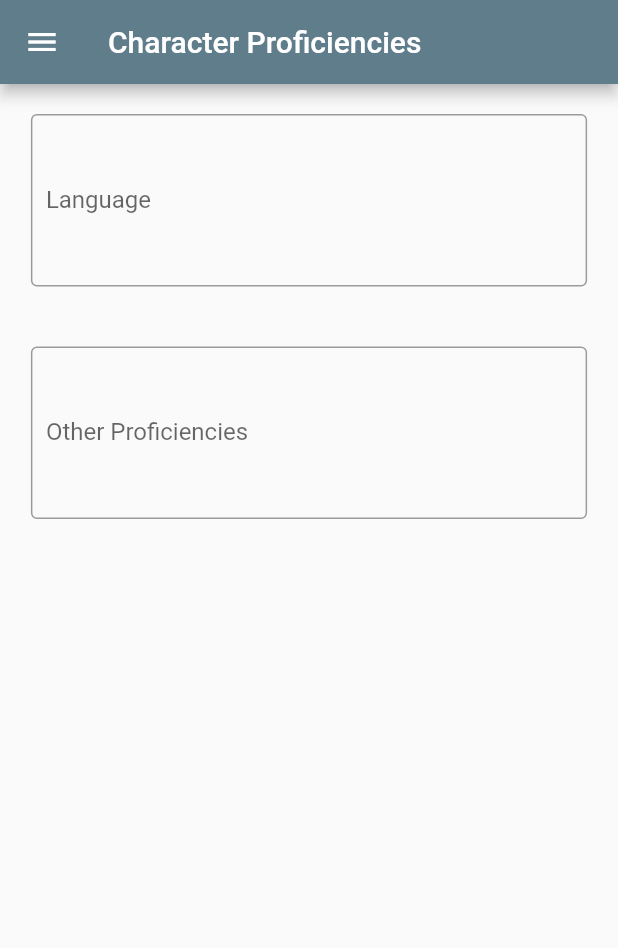
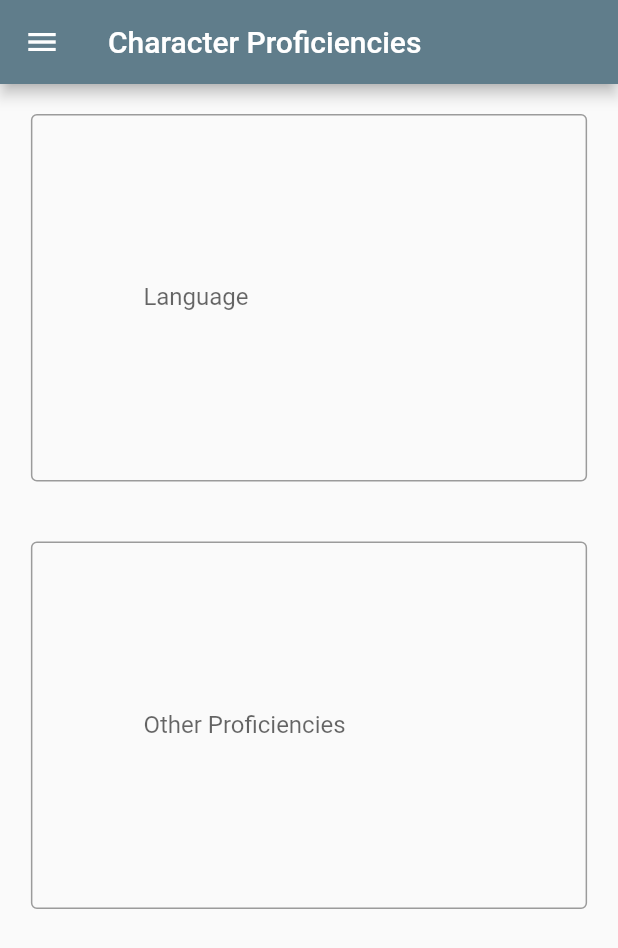
Before and after one commit to raymosaid/UASPromvis, a Flutter app: the ProficiencyPage screen opened directly, on a phone screen of 412 x 824 dp. Shown: the top 948 px of the screen. Run offline on Flutter 3.47's test engine with Material 2 defaults, Android fonts, the phone set to English and light mode, and no system bars.

Commit message:
update attack, feature, proficiency
adjustment

```diff
--- a/lib/attack.dart
+++ b/lib/attack.dart
@@ -40,7 +40,7 @@ class AttackPage extends StatelessWidget {
             maxLines: 5,
             decoration: InputDecoration(
               border: OutlineInputBorder(),
-              contentPadding: EdgeInsets.all(10),
+              contentPadding: EdgeInsets.all(100),
               labelText: "Attacks"
             ),
             textAlign: TextAlign.left,
--- a/lib/proficiency.dart
+++ b/lib/proficiency.dart
@@ -44,7 +44,7 @@ class ProficiencyPage extends StatelessWidget {
                     maxLines: 5,
                     decoration: InputDecoration(
                       border: OutlineInputBorder(),
-                      contentPadding: EdgeInsets.all(10),
+                      contentPadding: EdgeInsets.all(75),
                       labelText: 'Language',
                     ),
                     textAlign: TextAlign.left,
@@ -65,7 +65,7 @@ class ProficiencyPage extends StatelessWidget {
                     maxLines: 5,
                     decoration: InputDecoration(
                       border: OutlineInputBorder(),
-                      contentPadding: EdgeInsets.all(10),
+                      contentPadding: EdgeInsets.all(75),
                       labelText: 'Other Proficiencies',
                     ),
                     textAlign: TextAlign.left,
```
Also changed, not shown: lib/feature.dart (+10 -4 lines).
